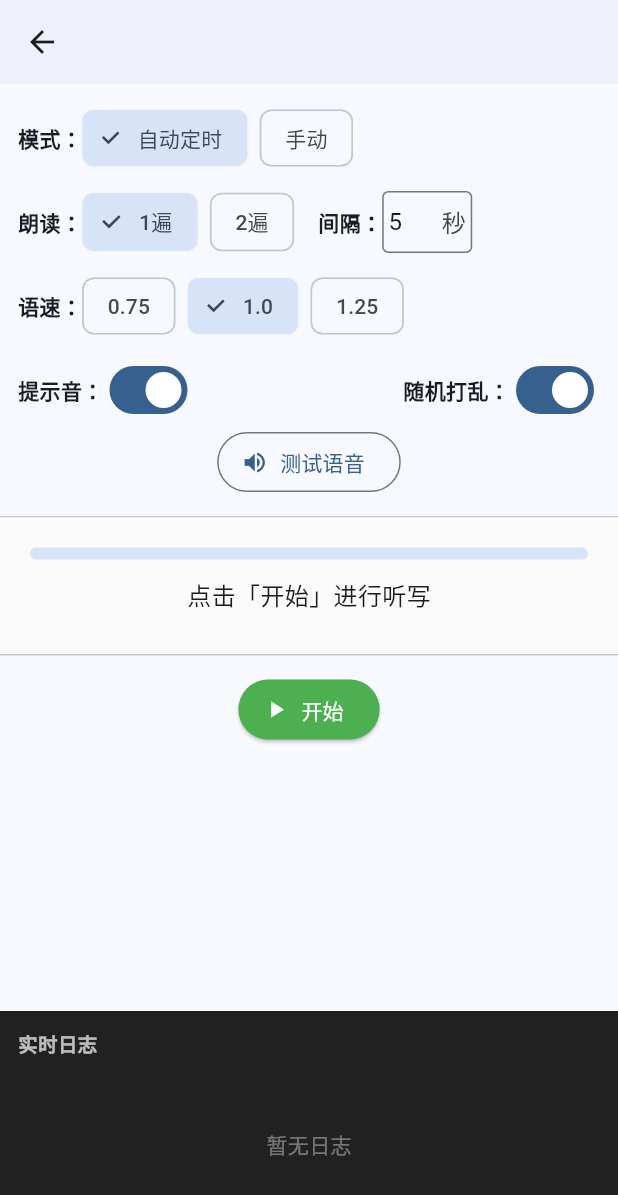
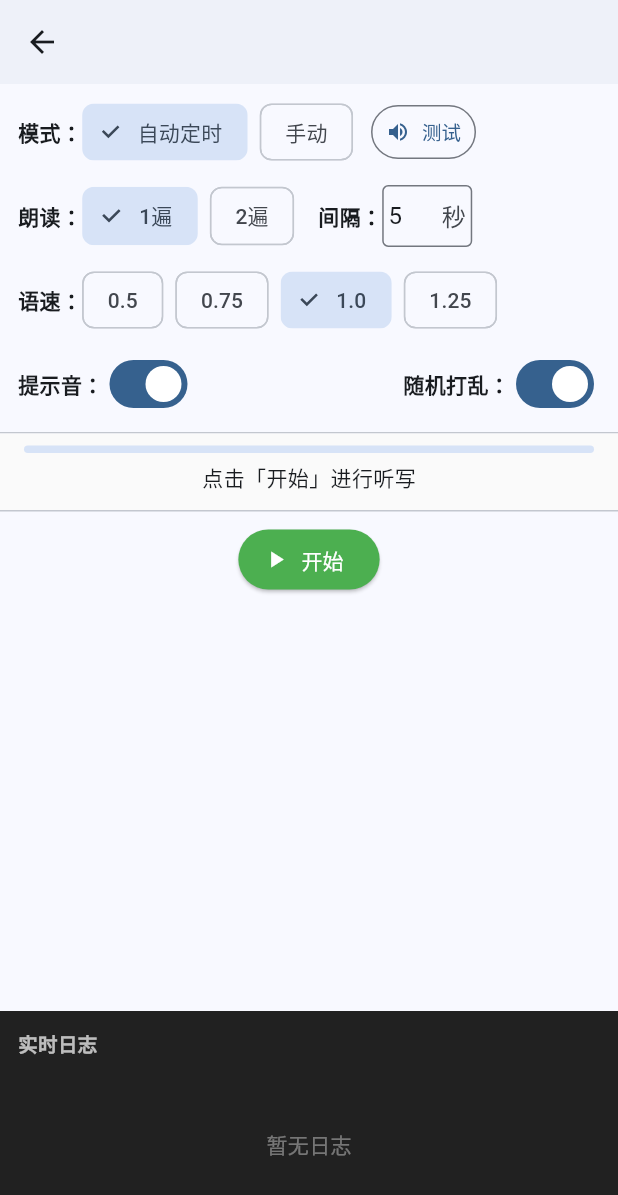
Before and after one commit to GRBYWANWAN/simp_dictation, a Flutter app: the DictationScreen screen opened directly with empty values, on a phone screen of 412 x 824 dp. Shown: the top 1195 px of the screen. Run offline on Flutter 3.47's test engine with Material 3 defaults, Android fonts, the phone set to English and light mode, and no system bars; our stand-ins replace audioplayers, file_picker, flutter_tts, shared_preferences; missing offline and left inert: fast_gbk, flutter_foreground_task; accounts and stored records are empty.

Commit message:
Add files via upload

```diff
--- a/lib/main.dart
+++ b/lib/main.dart
@@ -1,10 +1,13 @@
 import 'package:flutter/material.dart';
+import 'package:flutter_foreground_task/flutter_foreground_task.dart';
 import 'services/storage_service.dart';
 import 'services/file_service.dart';
 import 'screens/home_screen.dart';
 
 void main() {
   WidgetsFlutterBinding.ensureInitialized();
+  // 初始化前台服务与主界面的通信端口（锁屏继续播报用）
+  FlutterForegroundTask.initCommunicationPort();
   runApp(const DictationApp());
 }
 
--- a/lib/screens/dictation_screen.dart
+++ b/lib/screens/dictation_screen.dart
@@ -2,6 +2,7 @@ import 'dart:async';
 import 'package:flutter/material.dart';
 import '../services/storage_service.dart';
 import '../services/tts_service.dart';
+import '../services/foreground_service.dart';
 
 /// 听写状态枚举
 enum DictationStatus { idle, running, paused, finished }
@@ -30,6 +31,11 @@ class _DictationScreenState extends State<DictationScreen> {
   final TtsService _tts = TtsService();
   final ScrollController _logScroll = ScrollController();
   final List<String> _logs = [];
+  // 数字输入框控制器（保证异步加载设置后框内显示的是保存值）
+  final TextEditingController _intervalCtrl =
+      TextEditingController(text: '5');
+  final TextEditingController _repeatIntervalCtrl =
+      TextEditingController(text: '1');
 
   // 听写配置
   DictationMode _mode = DictationMode.auto;
@@ -61,6 +67,9 @@ class _DictationScreenState extends State<DictationScreen> {
   @override
   void initState() {
     super.initState();
+    // 初始化前台服务（锁屏/黑屏继续播报）
+    ForegroundService.init();
+    ForegroundService.requestPermission();
     _initTts();
     _loadSettings();
   }
@@ -69,6 +78,10 @@ class _DictationScreenState extends State<DictationScreen> {
   void dispose() {
     _countdownTimer?.cancel();
     _tts.dispose();
+    // 离开页面时确保前台服务关闭
+    ForegroundService.stop();
+    _intervalCtrl.dispose();
+    _repeatIntervalCtrl.dispose();
     _logScroll.dispose();
     super.dispose();
   }
@@ -89,6 +102,8 @@ class _DictationScreenState extends State<DictationScreen> {
       _speed = (s['speed'] as num?)?.toDouble() ?? 1.0;
       _beepEnabled = (s['beep'] as bool?) ?? true;
     });
+    _intervalCtrl.text = '$_intervalSeconds';
+    _repeatIntervalCtrl.text = '$_repeatIntervalSeconds';
     await _tts.setSpeed(_speed);
     _tts.setBeepEnabled(_beepEnabled);
   }
@@ -137,6 +152,40 @@ class _DictationScreenState extends State<DictationScreen> {
     );
   }
 
+  /// 测试语音：诊断 TTS 并播放测试音，弹窗显示诊断信息
+  Future<void> _showDiagnosis() async {
+    _log('🔊 正在诊断并播放测试语音...');
+    final diag = await _tts.diagnose();
+    if (!mounted) return;
+    showDialog(
+      context: context,
+      builder: (ctx) => AlertDialog(
+        title: const Text('TTS 诊断信息'),
+        content: SingleChildScrollView(
+          child: Column(
+            mainAxisSize: MainAxisSize.min,
+            crossAxisAlignment: CrossAxisAlignment.start,
+            children: diag.entries
+                .map((e) => Padding(
+                      padding: const EdgeInsets.symmetric(vertical: 3),
+                      child: Text(
+                        '${e.key}：${e.value}',
+                        style: const TextStyle(fontSize: 12),
+                      ),
+                    ))
+                .toList(),
+          ),
+        ),
+        actions: [
+          TextButton(
+            onPressed: () => Navigator.pop(ctx),
+            child: const Text('知道了'),
+          ),
+        ],
+      ),
+    );
+  }
+
   /// 开始听写
   void _start() async {
     if (widget.words.isEmpty) {
@@ -160,6 +209,11 @@ class _DictationScreenState extends State<DictationScreen> {
         '朗读 $_readCount 遍，词间间隔 $_intervalSeconds 秒'
         '${_readCount == 2 ? '，两遍间隔 $_repeatIntervalSeconds 秒' : ''}');
     _saveSettings();
+    // 启动前台服务：持有唤醒锁，锁屏/黑屏时仍能继续自动播报
+    await ForegroundService.start(
+      '正在听写',
+      '${widget.wordListName}：共 ${_shuffledWords.length} 个词语',
+    );
     _nextWord();
   }
 
@@ -175,6 +229,11 @@ class _DictationScreenState extends State<DictationScreen> {
 
     final word = _shuffledWords[_currentIndex];
     _log('▶ 第 ${_currentIndex + 1}/${_shuffledWords.length} 个词：$word');
+    // 更新常驻通知进度（不显示具体词，避免锁屏时泄题）
+    ForegroundService.update(
+      '正在听写（第 ${_currentIndex + 1}/${_shuffledWords.length} 个）',
+      '锁屏/黑屏时会继续自动播报',
+    );
     setState(() => _isSpeaking = true);
 
     try {
@@ -204,7 +263,7 @@ class _DictationScreenState extends State<DictationScreen> {
       _startCountdown();
     } else {
       // 手动模式：等待用户点击
-      _log('⏸ 等待点击「下一个词」');
+      _log('⏸ 等待点击「下一条」');
       setState(() {});
     }
   }
@@ -228,11 +287,11 @@ class _DictationScreenState extends State<DictationScreen> {
     });
   }
 
-  /// 手动下一个词
+  /// 手动下一个词（自动模式下可跳过当前词：取消倒计时立即下一条）
   void _manualNext() {
     if (_status != DictationStatus.running) return;
-    if (_mode != DictationMode.manual) return;
     _countdownTimer?.cancel();
+    setState(() => _isSpeaking = false);
     _nextWord();
   }
 
@@ -264,6 +323,7 @@ class _DictationScreenState extends State<DictationScreen> {
   void _stop() {
     _countdownTimer?.cancel();
     _tts.stop();
+    ForegroundService.stop();
     setState(() {
       _status = DictationStatus.idle;
       _currentIndex = -1;
@@ -276,6 +336,7 @@ class _DictationScreenState extends State<DictationScreen> {
   /// 完成
   void _finish() {
     _countdownTimer?.cancel();
+    ForegroundService.stop();
     setState(() {
       _status = DictationStatus.finished;
       _isSpeaking = false;
@@ -305,7 +366,11 @@ class _DictationScreenState extends State<DictationScreen> {
     if (_currentWord.isEmpty) return;
     _log('🔁 重播：$_currentWord');
     setState(() => _isSpeaking = true);
-    await _tts.speak(_currentWord, repeat: _readCount);
+    await _tts.speak(
+      _currentWord,
+      repeat: _readCount,
+      repeatIntervalSeconds: _repeatIntervalSeconds,
+    );
     if (mounted) setState(() => _isSpeaking = false);
   }
 
@@ -351,7 +416,7 @@ class _DictationScreenState extends State<DictationScreen> {
   Widget _buildConfigPanel() {
     final disabled = _status != DictationStatus.idle;
     return Padding(
-      padding: const EdgeInsets.all(12),
+      padding: const EdgeInsets.symmetric(vertical: 8, horizontal: 12),
       child: Column(
         children: [
           Row(
@@ -371,6 +436,20 @@ class _DictationScreenState extends State<DictationScreen> {
                 onSelected: disabled
                     ? null
                     : (v) => setState(() => _mode = DictationMode.manual),
+              ),
+              const SizedBox(width: 12),
+              // 测试按钮放在「手动」后面，任何时候都可点击测试
+              OutlinedButton.icon(
+                onPressed: _showDiagnosis,
+                icon: const Icon(Icons.volume_up, size: 16),
+                label: const Text('测试'),
+                style: OutlinedButton.styleFrom(
+                  padding: const EdgeInsets.symmetric(
+                      horizontal: 10, vertical: 4),
+                  minimumSize: const Size(0, 36),
+                  tapTargetSize: MaterialTapTargetSize.shrinkWrap,
+                  textStyle: const TextStyle(fontSize: 13),
+                ),
               ),
             ],
           ),
@@ -395,7 +474,7 @@ class _DictationScreenState extends State<DictationScreen> {
                 SizedBox(
                   width: 60,
                   child: TextFormField(
-                    initialValue: '$_intervalSeconds',
+                    controller: _intervalCtrl,
                     keyboardType: TextInputType.number,
                     enabled: !disabled,
                     decoration: const InputDecoration(
@@ -414,23 +493,32 @@ class _DictationScreenState extends State<DictationScreen> {
               ],
             ],
           ),
-          // 朗读2遍时：两遍之间的间隔可调
+          // 朗读2遍时：两遍之间的间隔用数字输入框，可任意填写正整数秒
           if (_readCount == 2) ...[
             const SizedBox(height: 8),
             Row(
               children: [
                 const Text('两遍间隔：',
                     style: TextStyle(fontWeight: FontWeight.bold)),
-                for (final sec in [1, 2, 3]) ...[
-                  ChoiceChip(
-                    label: Text('$sec 秒'),
-                    selected: _repeatIntervalSeconds == sec,
-                    onSelected: disabled
-                        ? null
-                        : (v) => setState(() => _repeatIntervalSeconds = sec),
+                SizedBox(
+                  width: 60,
+                  child: TextFormField(
+                    controller: _repeatIntervalCtrl,
+                    keyboardType: TextInputType.number,
+                    enabled: !disabled,
+                    decoration: const InputDecoration(
+                      suffixText: '秒',
+                      isDense: true,
+                      contentPadding: EdgeInsets.symmetric(vertical: 8),
                     ),
-                  const SizedBox(width: 8),
-                ],
+                    onChanged: (v) {
+                      final n = int.tryParse(v);
+                      if (n != null && n > 0) {
+                        setState(() => _repeatIntervalSeconds = n);
+                      }
+                    },
+                  ),
+                ),
               ],
             ),
             if (_mode == DictationMode.auto)
@@ -450,38 +538,19 @@ class _DictationScreenState extends State<DictationScreen> {
           Row(
             children: [
               const Text('语速：', style: TextStyle(fontWeight: FontWeight.bold)),
+              for (final rate in [0.5, 0.75, 1.0, 1.25]) ...[
                 ChoiceChip(
-                label: const Text('0.75'),
-                selected: _speed == 0.75,
+                  label: Text(rate.toString()),
+                  selected: _speed == rate,
                   onSelected: disabled
                       ? null
                       : (v) async {
-                        setState(() => _speed = 0.75);
-                        await _tts.setSpeed(0.75);
+                          setState(() => _speed = rate);
+                          await _tts.setSpeed(rate);
                         },
                 ),
                 const SizedBox(width: 8),
-              ChoiceChip(
-                label: const Text('1.0'),
-                selected: _speed == 1.0,
-                onSelected: disabled
-                    ? null
-                    : (v) async {
-                        setState(() => _speed = 1.0);
-                        await _tts.setSpeed(1.0);
-                      },
-              ),
-              const SizedBox(width: 8),
-              ChoiceChip(
-                label: const Text('1.25'),
-                selected: _speed == 1.25,
-                onSelected: disabled
-                    ? null
-                    : (v) async {
-                        setState(() => _speed = 1.25);
-                        await _tts.setSpeed(1.25);
-                      },
-              ),
+              ],
             ],
           ),
           const SizedBox(height: 8),
@@ -502,53 +571,15 @@ class _DictationScreenState extends State<DictationScreen> {
               ),
             ],
           ),
-          // 测试语音按钮独占一行，避免被右边缘裁切
-          OutlinedButton.icon(
-            onPressed: () async {
-              _log('🔊 正在诊断并播放测试语音...');
-              final diag = await _tts.diagnose();
-              if (!mounted) return;
-              showDialog(
-                context: context,
-                builder: (ctx) => AlertDialog(
-                  title: const Text('TTS 诊断信息'),
-                  content: SingleChildScrollView(
-                    child: Column(
-                      mainAxisSize: MainAxisSize.min,
-                      crossAxisAlignment: CrossAxisAlignment.start,
-                      children: diag.entries
-                          .map((e) => Padding(
-                                padding:
-                                    const EdgeInsets.symmetric(vertical: 3),
-                                child: Text(
-                                  '${e.key}：${e.value}',
-                                  style: const TextStyle(fontSize: 12),
-                                ),
-                              ))
-                          .toList(),
-                    ),
-                  ),
-                  actions: [
-                    TextButton(
-                      onPressed: () => Navigator.pop(ctx),
-                      child: const Text('知道了'),
-                    ),
-                  ],
-                ),
-              );
-            },
-            icon: const Icon(Icons.volume_up, size: 18),
-            label: const Text('测试语音'),
-          ),
         ],
       ),
     );
   }
 
-  /// 状态面板
+  /// 状态面板（紧凑布局，避免控制按钮被底部日志遮挡）
   Widget _buildStatusPanel() {
     return Container(
-      padding: const EdgeInsets.all(20),
+      padding: const EdgeInsets.symmetric(vertical: 8, horizontal: 16),
       color: Colors.grey.shade50,
       child: Column(
         children: [
@@ -557,31 +588,32 @@ class _DictationScreenState extends State<DictationScreen> {
             value: _shuffledWords.isEmpty
                 ? 0
                 : (_currentIndex + 1) / _shuffledWords.length,
-            minHeight: 8,
-            borderRadius: BorderRadius.circular(4),
+            minHeight: 5,
+            borderRadius: BorderRadius.circular(3),
           ),
-          const SizedBox(height: 12),
+          const SizedBox(height: 6),
           Text(
             _status == DictationStatus.idle
                 ? '点击「开始」进行听写'
                 : _status == DictationStatus.finished
                     ? '听写完成 🎉'
                     : '进度：${_currentIndex + 1} / ${_shuffledWords.length}',
-            style: const TextStyle(fontSize: 16, fontWeight: FontWeight.w500),
+            style: const TextStyle(fontSize: 14, fontWeight: FontWeight.w500),
           ),
-          const SizedBox(height: 8),
+          const SizedBox(height: 4),
           // 当前词提示（不显示具体词，避免作弊）
           if (_isSpeaking)
             const Row(
               mainAxisAlignment: MainAxisAlignment.center,
               children: [
                 SizedBox(
-                  width: 16,
-                  height: 16,
+                  width: 13,
+                  height: 13,
                   child: CircularProgressIndicator(strokeWidth: 2),
                 ),
-                SizedBox(width: 8),
-                Text('正在播报...', style: TextStyle(color: Colors.blue)),
+                SizedBox(width: 6),
+                Text('正在播报...',
+                    style: TextStyle(color: Colors.blue, fontSize: 13)),
               ],
             )
           else if (_mode == DictationMode.auto &&
@@ -589,13 +621,13 @@ class _DictationScreenState extends State<DictationScreen> {
               _status == DictationStatus.running)
             Text(
               '$_countdown 秒后播报下一个词',
-              style: const TextStyle(color: Colors.orange, fontSize: 15),
+              style: const TextStyle(color: Colors.orange, fontSize: 13),
             )
           else if (_mode == DictationMode.manual &&
               _status == DictationStatus.running)
             const Text(
-              '请点击「下一个词」继续',
-              style: TextStyle(color: Colors.orange, fontSize: 15),
+              '请点击「下一条」继续',
+              style: TextStyle(color: Colors.orange, fontSize: 13),
             ),
         ],
       ),
@@ -605,7 +637,7 @@ class _DictationScreenState extends State<DictationScreen> {
   /// 控制面板
   Widget _buildControlPanel() {
     return Padding(
-      padding: const EdgeInsets.symmetric(vertical: 12, horizontal: 8),
+      padding: const EdgeInsets.symmetric(vertical: 8, horizontal: 8),
       child: Wrap(
         alignment: WrapAlignment.center,
         spacing: 10,
@@ -650,23 +682,24 @@ class _DictationScreenState extends State<DictationScreen> {
               label: const Text('停止'),
               style: OutlinedButton.styleFrom(foregroundColor: Colors.red),
             ),
-          if (_mode == DictationMode.manual &&
-              _status == DictationStatus.running)
-            ElevatedButton.icon(
-              onPressed: _manualNext,
-              icon: const Icon(Icons.skip_next),
-              label: const Text('下一个词'),
-              style: ElevatedButton.styleFrom(
-                backgroundColor: Colors.blue,
-                foregroundColor: Colors.white,
-              ),
-            ),
           if (_status == DictationStatus.running ||
               _status == DictationStatus.paused) ...[
             OutlinedButton.icon(
               onPressed: _replayCurrent,
               icon: const Icon(Icons.replay),
               label: const Text('重播'),
+            ),
+            // 下一条：运行中（自动/手动模式）都显示，放在「重播」后面。
+            // 自动模式下点击会取消当前倒计时，立即跳到下一个词。
+            if (_status == DictationStatus.running)
+              ElevatedButton.icon(
+                onPressed: _manualNext,
+                icon: const Icon(Icons.skip_next),
+                label: const Text('下一条'),
+                style: ElevatedButton.styleFrom(
+                  backgroundColor: Colors.blue,
+                  foregroundColor: Colors.white,
+                ),
               ),
             OutlinedButton.icon(
               onPressed: _addToMistakeBook,
--- /dev/null
+++ b/lib/services/foreground_service.dart
@@ -0,0 +1,110 @@
+import 'package:flutter_foreground_task/flutter_foreground_task.dart';
+
+/// 前台服务入口回调（必须是顶层函数或静态方法）
+@pragma('vm:entry-point')
+void startForegroundTaskCallback() {
+  FlutterForegroundTask.setTaskHandler(KeepAliveTaskHandler());
+}
+
+/// 保活任务处理器：本身不做任何重复工作（eventAction = nothing），
+/// 仅借助前台服务 + PARTIAL_WAKE_LOCK 让 App 在锁屏/黑屏时保持进程与 CPU 活跃，
+/// 从而使听写页面（主 isolate）的倒计时定时器与 TTS 继续自动播报。
+class KeepAliveTaskHandler extends TaskHandler {
+  @override
+  Future<void> onStart(DateTime timestamp, TaskStarter starter) async {}
+
+  @override
+  void onRepeatEvent(DateTime timestamp) {}
+
+  @override
+  Future<void> onDestroy(DateTime timestamp) async {}
+
+  // 点击通知回到 App 依赖悬浮窗(SYSTEM_ALERT_WINDOW)特殊权限，
+  // 为避免额外授权这里不处理；用户点桌面图标/最近任务即可回到听写页，
+  // 不影响核心的锁屏继续播报。
+  @override
+  void onNotificationPressed() {}
+}
+
+/// 前台服务的统一封装：初始化、请求权限、启动、停止
+class ForegroundService {
+  static const int _serviceId = 256;
+
+  /// 应用启动时调用一次，配置通知渠道与唤醒锁
+  static void init() {
+    FlutterForegroundTask.init(
+      androidNotificationOptions: AndroidNotificationOptions(
+        channelId: 'dictation_service',
+        channelName: '听写后台服务',
+        channelDescription: '锁屏或黑屏时继续听写播报',
+        channelImportance: NotificationChannelImportance.LOW,
+        priority: NotificationPriority.LOW,
+        onlyAlertOnce: true,
+        playSound: false,
+        enableVibration: false,
+      ),
+      iosNotificationOptions: const IOSNotificationOptions(
+        showNotification: false,
+        playSound: false,
+      ),
+      foregroundTaskOptions: ForegroundTaskOptions(
+        // 不需要后台 isolate 重复执行任务，只用前台服务保活，最省电
+        eventAction: ForegroundTaskEventAction.nothing(),
+        autoRunOnBoot: false,
+        autoRunOnMyPackageReplaced: false,
+        allowWakeLock: true,
+        allowWifiLock: false,
+      ),
+    );
+  }
+
+  /// 请求通知权限（Android 13+ 前台服务需要显示常驻通知）
+  static Future<void> requestPermission() async {
+    try {
+      final perm =
+          await FlutterForegroundTask.checkNotificationPermission();
+      if (perm != NotificationPermission.granted) {
+        await FlutterForegroundTask.requestNotificationPermission();
+      }
+    } catch (_) {}
+  }
+
+  /// 听写开始时启动前台服务（应在 App 处于前台、用户点击开始时调用）
+  static Future<void> start(String title, String text) async {
+    try {
+      await requestPermission();
+      if (await FlutterForegroundTask.isRunningService) {
+        await FlutterForegroundTask.restartService();
+      } else {
+        await FlutterForegroundTask.startService(
+          serviceId: _serviceId,
+          notificationTitle: title,
+          notificationText: text,
+          callback: startForegroundTaskCallback,
+        );
+      }
+    } catch (_) {}
+  }
+
+  /// 更新通知文字（用于显示进度）
+  static Future<void> update(String title, String text) async {
+    try {
+      if (await FlutterForegroundTask.isRunningService) {
+        await FlutterForegroundTask.updateService(
+          notificationTitle: title,
+          notificationText: text,
+          callback: startForegroundTaskCallback,
+        );
+      }
+    } catch (_) {}
+  }
+
+  /// 听写停止/完成时关闭前台服务
+  static Future<void> stop() async {
+    try {
+      if (await FlutterForegroundTask.isRunningService) {
+        await FlutterForegroundTask.stopService();
+      }
+    } catch (_) {}
+  }
+}
--- a/lib/services/tts_service.dart
+++ b/lib/services/tts_service.dart
@@ -11,12 +11,12 @@ class TtsService {
   String? _engineName;
   String? _languageCode;
 
-  // 语速倍率（Android: 1.0=正常，0.75=慢，1.25=快）
+  // 语速倍率（Android: 1.0=正常，0.5/0.75=慢，1.25=快）
   double _rate = 1.0;
   // 是否在每个词语前播放提示音
   bool _beepEnabled = true;
 
-  /// 设置语速倍率（0.75 / 1.0 / 1.25）
+  /// 设置语速倍率（0.5 / 0.75 / 1.0 / 1.25）
   Future<void> setSpeed(double rate) async {
     _rate = rate;
     if (_initialized) {
--- a/pubspec.yaml
+++ b/pubspec.yaml
@@ -16,6 +16,9 @@ dependencies:
   cupertino_icons: ^1.0.6
   audioplayers: ^6.1.0
   fast_gbk: ^1.0.0
+  # 前台服务 + 唤醒锁：锁屏/黑屏时保持 CPU 运行，TTS 能继续自动播报下一条
+  # 锁定 8.x 系列（compileSdk 34/Kotlin 1.7.10 即可），避免 9+ 对 Gradle/Kotlin 的高要求
+  flutter_foreground_task: ^8.17.0
 
 dev_dependencies:
   flutter_test:
```
Lines whose indentation alone changed are shown as unchanged.
